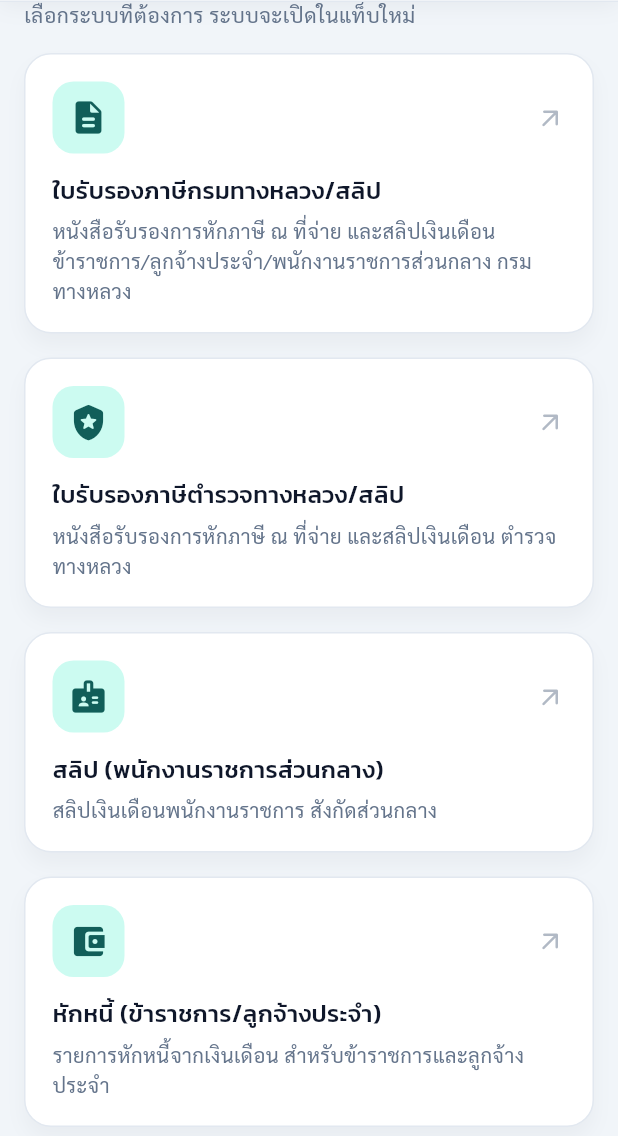
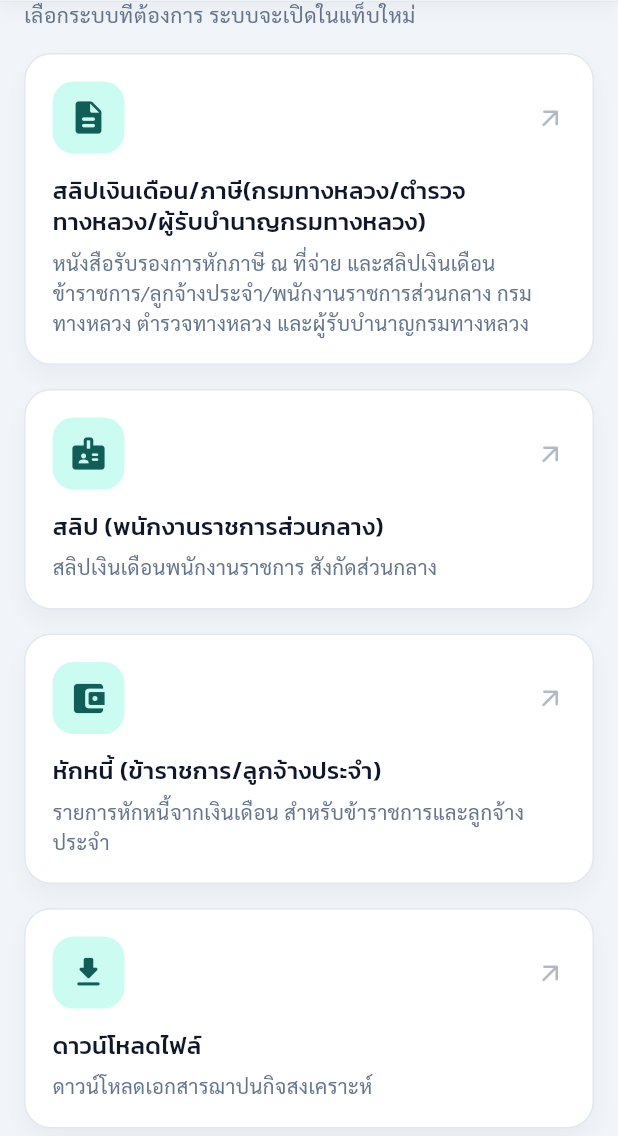
Before and after one commit to suchat-kl/sal, a Flutter app: the screen it shows after launch, scrolled down 576 dp, on a phone screen of 412 x 824 dp, the part 100-1236 px from its top. Run offline on Flutter 3.47's test engine with Material 3 defaults, Android fonts, the phone set to English and light mode, and no system bars; our stand-ins replace dio, file_picker, shared_preferences, web; missing offline and left inert: dart:js_interop; network calls fail.

Commit message:
feat(menu): รวมการ์ดสลิป/ภาษีไประบบใหม่ และเปลี่ยนลิงก์หักหนี้
- ลบการ์ดใบรับรองภาษีตำรวจทางหลวง
- การ์ดแรกเป็น สลิปเงินเดือน/ภาษี(กรมทางหลวง/ตำรวจทางหลวง/ผู้รับบำนาญกรมทางหลวง) ลิงก์ https://inf.doh.go.th/sliptax/
- หักหนี้เปลี่ยนลิงก์เป็น https://inf.doh.go.th/dpay/
- ปุ่มบนแถบหัวหน้าแรกชี้ระบบสลิป/ภาษีใหม่

Co-Authored-By: Claude Opus 5.5 <noreply@anthropic.com>

```diff
--- a/lib/config/menu_data.dart
+++ b/lib/config/menu_data.dart
@@ -26,12 +26,13 @@ class MenuNode {
 }
 
 /// ลิงก์เดียวกับเมนูของระบบเดิม https://sal.doh.go.th/sal/
-/// ลิงก์ของ dbdoh เปลี่ยนเป็น https (เครื่องนั้นเปิด HTTPS และ redirect จาก http อยู่แล้ว)
+/// สลิป/ภาษี (กรมทางหลวง+ตำรวจทางหลวง) และหักหนี้ ย้ายไประบบใหม่บน inf.doh.go.th แล้ว
 /// dev.doh.go.th:8088 และ hr-app:7777 คงตามเดิม เพราะยังไม่ได้ตรวจว่ารองรับ https
 class MenuData {
   MenuData._();
 
   static const String homeId = 'home';
+  static const String sliptaxUrl = 'https://inf.doh.go.th/sliptax/';
   static const String helpdeskUrl = 'https://smhd.doh.go.th/login';
   static const String legacyLoginUrl = 'https://sal.doh.go.th/sal/';
 
@@ -43,19 +44,11 @@ class MenuData {
       icon: Icons.receipt_long_rounded,
       children: [
         MenuNode(
-          id: 'tax-doh',
-          title: 'ใบรับรองภาษีกรมทางหลวง/สลิป',
+          id: 'sliptax',
+          title: 'สลิปเงินเดือน/ภาษี(กรมทางหลวง/ตำรวจทางหลวง/ผู้รับบำนาญกรมทางหลวง)',
           icon: Icons.description_rounded,
-          url: 'https://dbdoh.doh.go.th/yt/',
-          description: 'หนังสือรับรองการหักภาษี ณ ที่จ่าย และสลิปเงินเดือน ข้าราชการ/ลูกจ้างประจำ/พนักงานราชการส่วนกลาง กรมทางหลวง',
-        ),
-        MenuNode(
-          id: 'tax-police',
-          title: 'ใบรับรองภาษีตำรวจทางหลวง/สลิป',
-          icon: Icons.local_police_rounded,
-          url: 'https://dbdoh.doh.go.th/tax/',
-          description:
-              'หนังสือรับรองการหักภาษี ณ ที่จ่าย และสลิปเงินเดือน ตำรวจทางหลวง',
+          url: sliptaxUrl,
+          description: 'หนังสือรับรองการหักภาษี ณ ที่จ่าย และสลิปเงินเดือน ข้าราชการ/ลูกจ้างประจำ/พนักงานราชการส่วนกลาง กรมทางหลวง ตำรวจทางหลวง และผู้รับบำนาญกรมทางหลวง',
         ),
         MenuNode(
           id: 'payroll-gov',
@@ -70,7 +63,7 @@ class MenuData {
       id: 'debt',
       title: 'หักหนี้ (ข้าราชการ/ลูกจ้างประจำ)',
       icon: Icons.account_balance_wallet_rounded,
-      url: 'https://dbdoh.doh.go.th/dp',
+      url: 'https://inf.doh.go.th/dpay/',
       description: 'รายการหักหนี้จากเงินเดือน สำหรับข้าราชการและลูกจ้างประจำ',
     ),
     MenuNode(
--- a/lib/screens/home_screen.dart
+++ b/lib/screens/home_screen.dart
@@ -138,10 +138,10 @@ class _Hero extends StatelessWidget {
                   borderRadius: BorderRadius.circular(12),
                 ),
               ),
-              onPressed: () => openLink(context, 'https://dbdoh.doh.go.th/yt/'),
+              onPressed: () => openLink(context, MenuData.sliptaxUrl),
               icon: const Icon(Icons.receipt_long_rounded),
               label: const Text(
-                'ใบรับรองภาษี/สลิป กรมทางหลวง',
+                'สลิปเงินเดือน/ภาษี',
                 style: TextStyle(
                   fontFamily: AppTheme.bodyFont,
                   fontWeight: FontWeight.w700,
```
Also changed, not shown: 2 other files.
